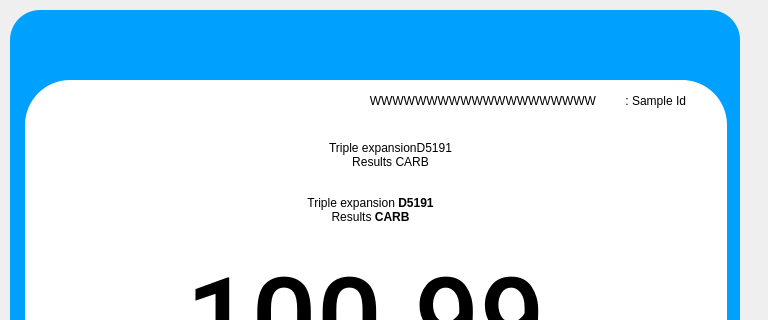
ChandraMVE/PSSC_QT_Development, file pApp-22-June-2021/smeasuring2.ui: the form before one commit; both pictures show x 0 to 768 and y 0 to 320 of the 768 by 729 pixel window.
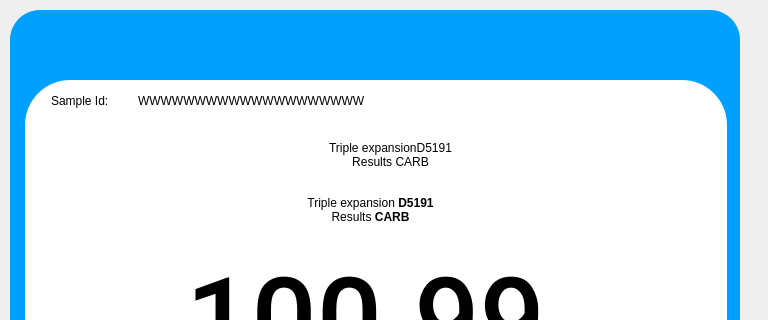
The form after the commit.

Commit message: QT Version 1.05.191 has below changes 1. D6377 and IP 481 is working fine in this 2. Sample Id in the result screen is left aligned 3. Single expansion's Ptot is aligned at center 4. Removed the ASTM, CARB, and EPA test from the result screen for all the international methods

```diff
--- a/pApp-22-June-2021/smeasuring2.ui
+++ b/pApp-22-June-2021/smeasuring2.ui
@@ -462,10 +462,10 @@
     <widget class="QLabel" name="label_2">
      <property name="geometry">
       <rect>
-       <x>570</x>
-       <y>0</y>
+       <x>26</x>
+       <y>4</y>
        <width>91</width>
-       <height>41</height>
+       <height>33</height>
       </rect>
      </property>
      <property name="styleSheet">
@@ -474,16 +474,16 @@
 color: rgb(0,0,0);</string>
      </property>
      <property name="text">
-      <string> : Sample Id</string>
+      <string>Sample Id: </string>
      </property>
      <property name="alignment">
-      <set>Qt::AlignRight|Qt::AlignTrailing|Qt::AlignVCenter</set>
+      <set>Qt::AlignLeading|Qt::AlignLeft|Qt::AlignVCenter</set>
      </property>
     </widget>
     <widget class="QLabel" name="lblSampleId">
      <property name="geometry">
       <rect>
-       <x>240</x>
+       <x>113</x>
        <y>0</y>
        <width>331</width>
        <height>41</height>
@@ -498,7 +498,7 @@
       <string>WWWWWWWWWWWWWWWWWWWW</string>
      </property>
      <property name="alignment">
-      <set>Qt::AlignRight|Qt::AlignTrailing|Qt::AlignVCenter</set>
+      <set>Qt::AlignLeading|Qt::AlignLeft|Qt::AlignVCenter</set>
      </property>
     </widget>
    </widget>
```
The commit also changes 9 other files.
